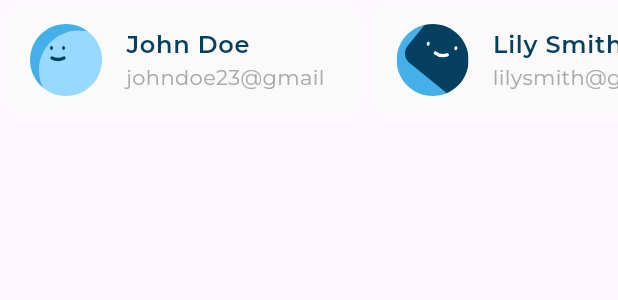
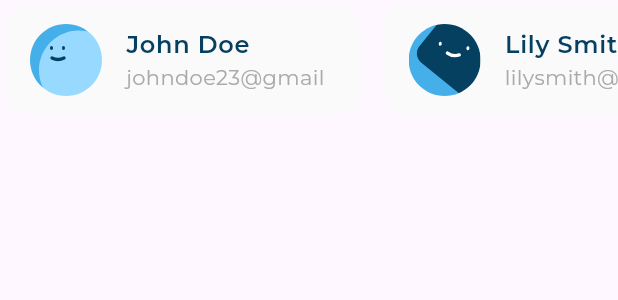
Before and after one commit to MahmoudAbuelazm/responsive_dash_board, a Flutter app: the LatestTransactionListView widget shown alone on an empty page, opened directly, on a phone screen of 412 x 824 dp. Shown: the top 300 px of the screen. Run offline on Flutter 3.47's test engine with Material 3 defaults, Android fonts, the phone set to English and light mode, and no system bars; our stand-ins replace flutter_svg, google_fonts.

Commit message:
Add QuickInvoiceForm widget and integrate it into QuickInvoice layout; refactor LatestTransactionListView for improved performance and update TitleTextField styling

```diff
--- a/lib/widgets/latest_transaction_list_view.dart
+++ b/lib/widgets/latest_transaction_list_view.dart
@@ -23,31 +23,31 @@ class LatestTransactionListView extends StatelessWidget {
 
   @override
   Widget build(BuildContext context) {
-    return SingleChildScrollView(
-      scrollDirection: Axis.horizontal,
-      child: Row(
-        children: item.map((e) {
+    // return SingleChildScrollView(
+    //   scrollDirection: Axis.horizontal,
+    //   child: Row(
+    //     children: item.map((e) {
+    //       return UserInfoListTile(
+    //         userInfoModel: e,
+    //       );
+    //     }).toList(),
+    //   ),
+    // );
+    return SizedBox(
+      height: 80,
+      child: ListView.separated(
+        separatorBuilder: (context, index) => const SizedBox(width: 8),
+        scrollDirection: Axis.horizontal,
+        physics: const BouncingScrollPhysics(),
+        itemCount: item.length,
+        itemBuilder: (context, index) {
           return IntrinsicWidth(
             child: UserInfoListTile(
-              userInfoModel: e,
+              userInfoModel: item[index],
             ),
           );
-        }).toList(),
+        },
       ),
     );
-    // return SizedBox(
-    //   height: 80,
-    //   child: ListView.builder(
-    //     scrollDirection: Axis.horizontal,
-    //     itemCount: item.length,
-    //     itemBuilder: (context, index) {
-    //       return IntrinsicWidth(
-    //         child: UserInfoListTile(
-    //           userInfoModel: item[index],
-    //         ),
-    //       );
-    //     },
-    //   ),
-    // );
   }
 }
--- a/lib/widgets/user_info_list_tile.dart
+++ b/lib/widgets/user_info_list_tile.dart
@@ -6,26 +6,26 @@ import '../models/user_info_model.dart';
 
 class UserInfoListTile extends StatelessWidget {
   final UserInfoModel userInfoModel;
-  const UserInfoListTile(
-      {super.key,
-      required this.userInfoModel});
+  const UserInfoListTile({super.key, required this.userInfoModel});
 
   @override
   Widget build(BuildContext context) {
     return Card(
       elevation: 0,
       color: const Color(0xffFAFAFA),
+      child: Center(
         child: ListTile(
           leading: SvgPicture.asset(
-        userInfoModel.  image,
+            userInfoModel.image,
           ),
           title: Text(
-           userInfoModel.     title,
+            userInfoModel.title,
             style: AppStyles.styleSemiBold16(context),
           ),
           subtitle: Text(
-      userInfoModel.    subtitle,
+            userInfoModel.subtitle,
             style: AppStyles.styleRegular12(context),
+          ),
         ),
       ),
     );
```
Also changed, not shown: lib/section/quick_invoice_form.dart (added, +50 -0 lines), lib/widgets/quick_invoice.dart (+4 -6 lines), lib/widgets/title_text_field.dart (+6 -1 lines). Lines whose indentation alone changed are shown as unchanged.
